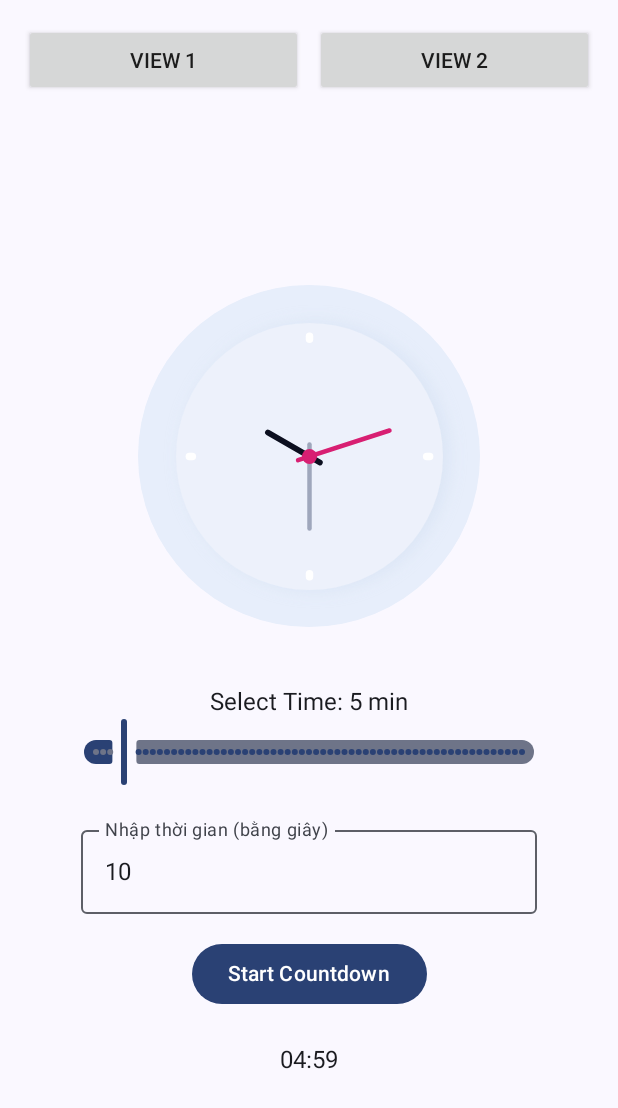
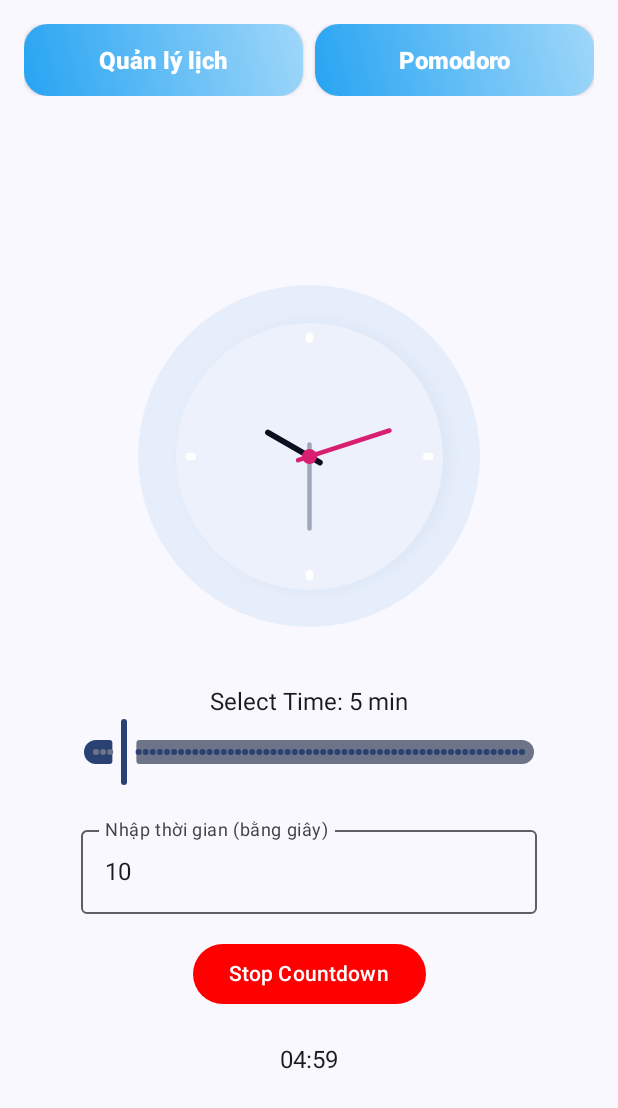
Before and after one commit to khuong2924/NoteStudyApp, an Android app built with Jetpack Compose: the screen it shows after launch (MainActivity), after a tap on "Start Countdown", on a phone screen of 412 x 824 dp. Shown: the top 1108 px of the screen. Run offline under Robolectric (Android 15) with nearby library versions, the phone set to English and light mode, and no system bars; 2 other taps on this screen came first.

Commit message:
push cmt

```diff
--- a/app/src/main/java/com/khuong/todoapp/MainActivity2.kt
+++ b/app/src/main/java/com/khuong/todoapp/MainActivity2.kt
@@ -13,6 +13,7 @@ import androidx.compose.material3.*
 import androidx.compose.runtime.*
 import androidx.compose.ui.Alignment
 import androidx.compose.ui.Modifier
+import androidx.compose.ui.graphics.Color
 import androidx.compose.ui.platform.LocalContext
 import androidx.compose.ui.unit.dp
 import kotlinx.coroutines.CoroutineScope
@@ -26,8 +27,6 @@ import java.util.*
 
 
 class MainActivity2 : ComponentActivity() {
-
-
     private val viewModel: TodoViewModel2 by viewModels()
     @OptIn(ExperimentalMaterial3Api::class)
     override fun onCreate(savedInstanceState: Bundle?) {
@@ -192,14 +191,24 @@ fun MainActivity2Content() {
 
                     Spacer(modifier = Modifier.height(16.dp))
 
+
+                    // Nút Start/Stop Countdown
                     Button(
                         onClick = {
-                            remainingTime = selectedTime * 60  // Đặt lại thời gian còn lại theo phút đã chọn
-                            isCountingDown = true  // Bắt đầu đếm ngược
-                        }
+                            if (isCountingDown) {
+                                isCountingDown = false // Dừng đếm ngược
+                            } else {
+                                remainingTime = selectedTime * 60 // Cập nhật thời gian
+                                isCountingDown = true // Bắt đầu đếm ngược
+                            }
+                        },
+                        colors = ButtonDefaults.buttonColors(
+                            containerColor = if (isCountingDown) Color.Red else Color(0xFF006400)
+                        )
                     ) {
-                        Text("Start Countdown")
+                        Text(if (isCountingDown) "Stop Countdown" else "Start Countdown")
                     }
+
                     Spacer(modifier = Modifier.height(24.dp))
 
                     CountdownTimer(remainingTime = remainingTime)
@@ -219,10 +228,6 @@ fun CountdownTimer(remainingTime: Int) {
     )
 }
 
-
-
-
-
 @Composable
 fun TimeSlider(selectedTime: Int, onTimeChanged: (Int) -> Unit) {
     // Slider với giá trị từ 1 đến 60 phút
@@ -234,17 +239,6 @@ fun TimeSlider(selectedTime: Int, onTimeChanged: (Int) -> Unit) {
         modifier = Modifier.fillMaxWidth(0.8f)
     )
 }
-
-//@Composable
-//fun CountdownTimer(remainingTime: Int) {
-//    // Tính toán và hiển thị thời gian đếm ngược dưới dạng phút:giây
-//    val minutes = remainingTime / 60
-//    val seconds = remainingTime % 60
-//    Text(
-//        text = String.format(Locale.US, "%02d:%02d", minutes, seconds)
-////        style = MaterialTheme.typography.h6  // Sử dụng h6 thay vì h4
-//    )
-//}
 
 fun playAlarmSound(context: Context) {
     val mediaPlayer = MediaPlayer.create(context, R.raw.chuongreo)
@@ -281,5 +275,4 @@ fun CommonComposable(
             content()
         }
     }
-
 }
--- a/app/src/main/res/drawable/gradient_button.xml
+++ b/app/src/main/res/drawable/gradient_button.xml
@@ -1,8 +1,12 @@
-<?xml version="1.0" encoding="utf-8"?>
-<shape xmlns:android="http://schemas.android.com/apk/res/android">
-    <gradient
-        android:startColor="#313F6A"
-    android:endColor="#00008B"
-    android:angle="45"/>
-    <corners android:radius="8dp"/>
-</shape>
+<ripple xmlns:android="http://schemas.android.com/apk/res/android"
+    android:color="?android:attr/colorControlHighlight">
+    <item>
+        <shape android:shape="rectangle">
+            <gradient
+                android:startColor="#27A4F2"
+                android:endColor="#9FD7F9"
+                android:angle="45" />
+            <corners android:radius="16dp" />
+        </shape>
+    </item>
+</ripple>
--- a/app/src/main/res/layout/fragment_todo.xml
+++ b/app/src/main/res/layout/fragment_todo.xml
@@ -14,23 +14,40 @@
         android:layout_height="wrap_content"
         android:orientation="horizontal"
         android:gravity="center"
-        android:layout_marginBottom="16dp"> <!-- Added margin to create space between buttons and content -->
+        android:layout_marginBottom="16dp">
 
+        <!-- Button 1 -->
         <Button
             android:id="@+id/view1Button"
             android:layout_width="0dp"
             android:layout_height="wrap_content"
             android:layout_weight="1"
-            android:text="View 1"
-            android:layout_marginEnd="8dp" /> <!-- Added margin to separate buttons -->
+            android:text="Quản lý lịch"
+            android:textAllCaps="false"
+            android:layout_marginEnd="8dp"
+            android:background="@drawable/gradient_button"
+            android:textColor="@color/white"
+            android:padding="12dp"
+            android:elevation="4dp"
+            android:textStyle="bold"
+            android:textSize="16sp" />
 
+        <!-- Button 2 -->
         <Button
             android:id="@+id/view2Button"
             android:layout_width="0dp"
             android:layout_height="wrap_content"
             android:layout_weight="1"
-            android:text="View 2" />
+            android:text="Pomodoro"
+            android:textAllCaps="false"
+            android:background="@drawable/gradient_button"
+            android:textColor="@color/white"
+            android:padding="12dp"
+            android:elevation="4dp"
+            android:textStyle="bold"
+            android:textSize="16sp" />
     </LinearLayout>
+
 
     <!-- Content view, will be updated based on button click -->
     <androidx.compose.ui.platform.ComposeView
```
